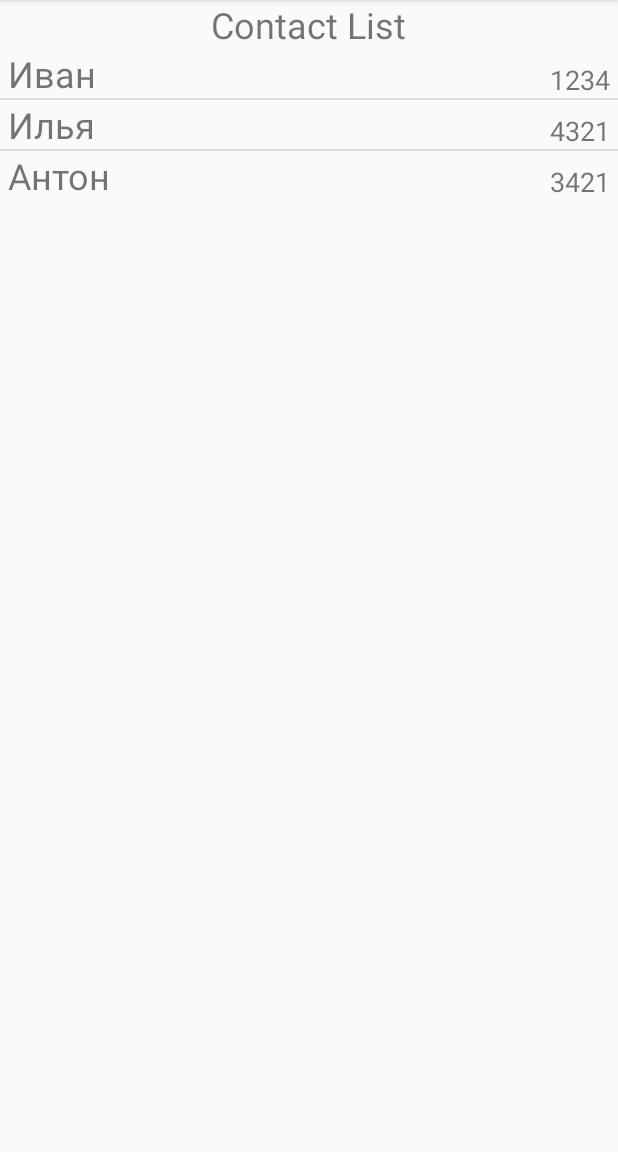
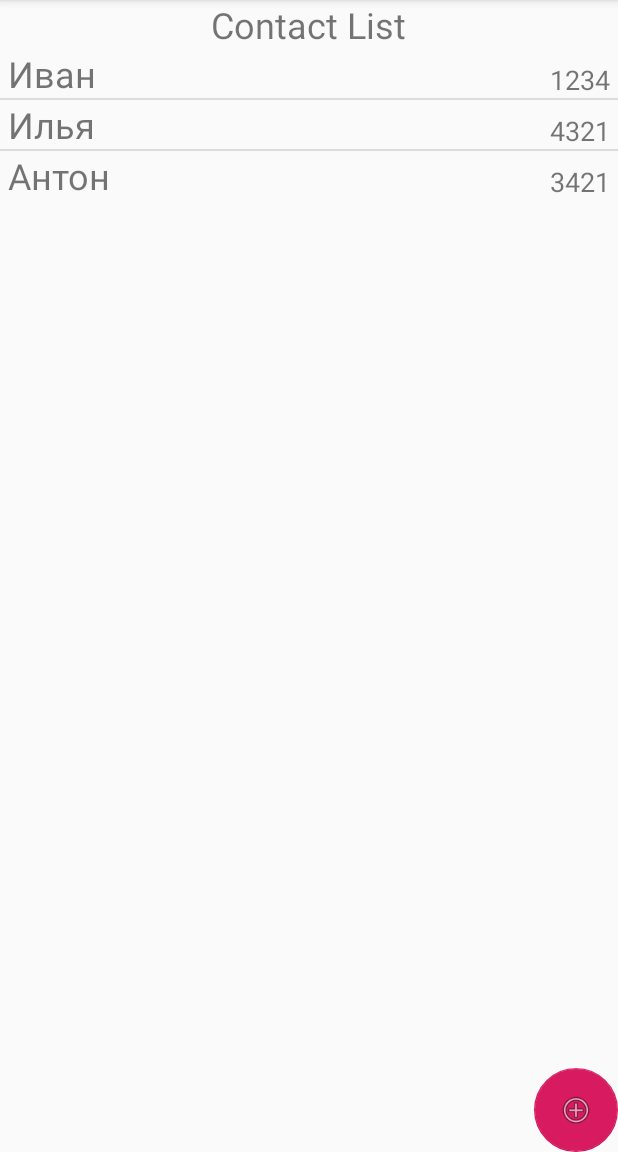
Before and after one commit to gastar123/Contacts, an Android app: the screen it shows after launch (MainActivity), on a phone screen of 412 x 824 dp, the part 84-1236 px from its top. Run offline under Robolectric (Android 15) with nearby library versions, the phone set to English and light mode, and no system bars.

Commit message:
Урок 42. Список - ListView

```diff
--- a/app/build.gradle
+++ b/app/build.gradle
@@ -25,4 +25,5 @@ dependencies {
     testImplementation 'junit:junit:4.12'
     androidTestImplementation 'com.android.support.test:runner:1.0.2'
     androidTestImplementation 'com.android.support.test.espresso:espresso-core:3.0.2'
+    implementation 'com.android.support:design:28.0.0'
 }
--- a/app/src/main/AndroidManifest.xml
+++ b/app/src/main/AndroidManifest.xml
@@ -9,6 +9,7 @@
         android:roundIcon="@mipmap/ic_launcher_round"
         android:supportsRtl="true"
         android:theme="@style/AppTheme">
+        <activity android:name=".PhoneActivity"></activity>
         <activity android:name=".MainActivity">
             <intent-filter>
                 <action android:name="android.intent.action.MAIN" />
--- a/app/src/main/java/com/example/contacts/Contact.java
+++ b/app/src/main/java/com/example/contacts/Contact.java
@@ -1,6 +1,8 @@
 package com.example.contacts;
 
-public class Contact {
+import java.io.Serializable;
+
+public class Contact implements Serializable {
 
     private String name;
     private String phone;
--- a/app/src/main/java/com/example/contacts/MainActivity.java
+++ b/app/src/main/java/com/example/contacts/MainActivity.java
@@ -1,9 +1,12 @@
 package com.example.contacts;
 
+import android.content.Intent;
+import android.support.annotation.Nullable;
 import android.support.v7.app.AppCompatActivity;
 import android.os.Bundle;
 import android.view.LayoutInflater;
 import android.view.View;
+import android.widget.AdapterView;
 import android.widget.ArrayAdapter;
 import android.widget.LinearLayout;
 import android.widget.ListView;
@@ -14,17 +17,32 @@ import java.util.List;
 
 public class MainActivity extends AppCompatActivity {
 
+    private List<Contact> phoneBook;
+    private ListView lvMain;
+    private int position;
+    private ArrayAdapter<Contact> adapter;
+
     @Override
     protected void onCreate(Bundle savedInstanceState) {
         super.onCreate(savedInstanceState);
         setContentView(R.layout.list_view);
 
-        ListView lvMain = findViewById(R.id.lvMain);
+        lvMain = findViewById(R.id.lvMain);
 
-        List<Contact> phoneBook = createContacts();
+        phoneBook = createContacts();
 
-        ArrayAdapter<Contact> adapter = new ContactAdapter(this, R.layout.contact, phoneBook);
+        adapter = new ContactAdapter(this, R.layout.contact, phoneBook);
         lvMain.setAdapter(adapter);
+
+        lvMain.setOnItemClickListener(new AdapterView.OnItemClickListener() {
+            @Override
+            public void onItemClick(AdapterView<?> parent, View view, int position, long id) {
+                MainActivity.this.position = position;
+                Intent intent = new Intent(MainActivity.this, PhoneActivity.class);
+                intent.putExtra("contact", phoneBook.get(position));
+                startActivityForResult(intent, 1);
+            }
+        });
 
 
 ////        LinearLayout linLayout = findViewById(R.id.linLayout);
@@ -42,6 +60,15 @@ public class MainActivity extends AppCompatActivity {
 //        }
     }
 
+    @Override
+    protected void onActivityResult(int requestCode, int resultCode, @Nullable Intent data) {
+        if (data == null) return;
+        Contact contact = (Contact) data.getSerializableExtra("contact");
+        phoneBook.remove(position);
+        phoneBook.add(position, contact);
+        adapter.notifyDataSetChanged();
+    }
+
     private List<Contact> createContacts() {
         List<Contact> phoneBook = new ArrayList<>();
         phoneBook.add(new Contact("Иван", "1234"));
--- a/app/src/main/res/layout/list_view.xml
+++ b/app/src/main/res/layout/list_view.xml
@@ -1,5 +1,12 @@
 <?xml version="1.0" encoding="utf-8"?>
-<LinearLayout xmlns:android="http://schemas.android.com/apk/res/android"
+<android.support.design.widget.CoordinatorLayout xmlns:android="http://schemas.android.com/apk/res/android"
+    xmlns:app="http://schemas.android.com/apk/res-auto"
+    xmlns:tools="http://schemas.android.com/tools"
+    android:layout_width="match_parent"
+    android:layout_height="match_parent"
+    android:orientation="vertical">
+
+    <LinearLayout
         android:layout_width="match_parent"
         android:layout_height="match_parent"
         android:orientation="vertical">
@@ -16,5 +23,15 @@
             android:id="@+id/lvMain"
             android:layout_width="match_parent"
             android:layout_height="wrap_content" />
+    </LinearLayout>
 
-</LinearLayout>
+    <android.support.design.widget.FloatingActionButton
+        android:id="@+id/floatingActionButton"
+        android:layout_width="wrap_content"
+        android:layout_height="wrap_content"
+        android:layout_gravity="bottom|right"
+        android:clickable="true"
+        android:src="@android:drawable/ic_menu_add"
+        app:elevation="0dp" />
+
+</android.support.design.widget.CoordinatorLayout>
```
Also changed, not shown: app/src/main/java/com/example/contacts/PhoneActivity.java (added, +43 -0 lines), app/src/main/res/layout/activity_phone.xml (added, +74 -0 lines). Lines whose indentation alone changed are shown as unchanged.
